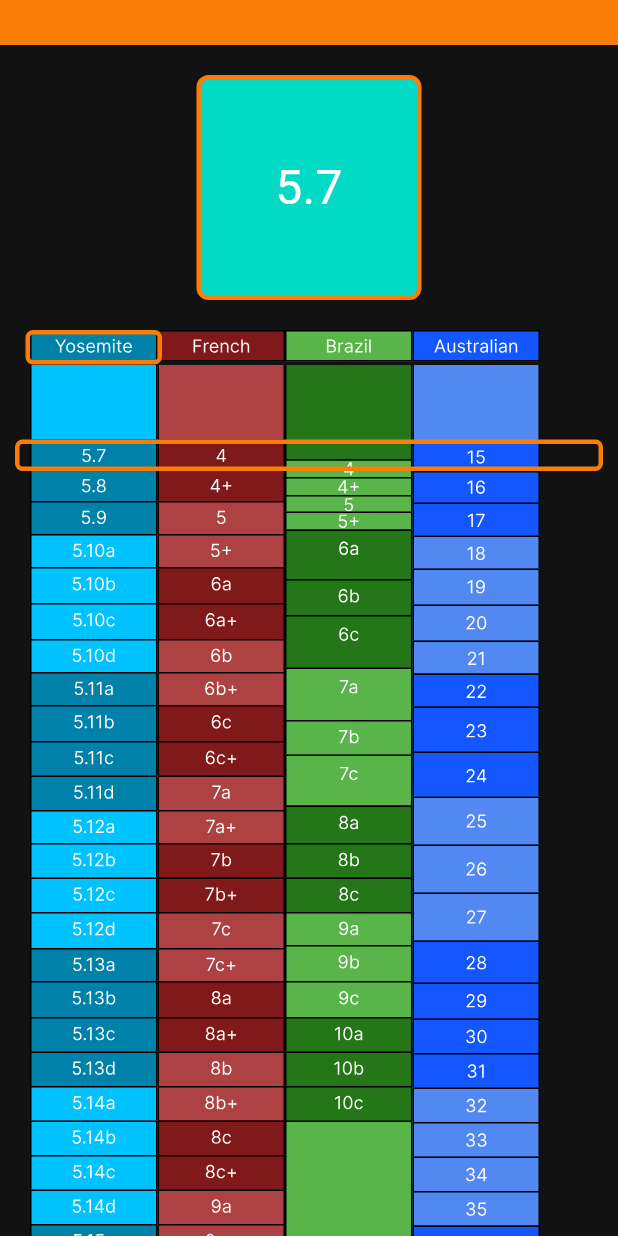
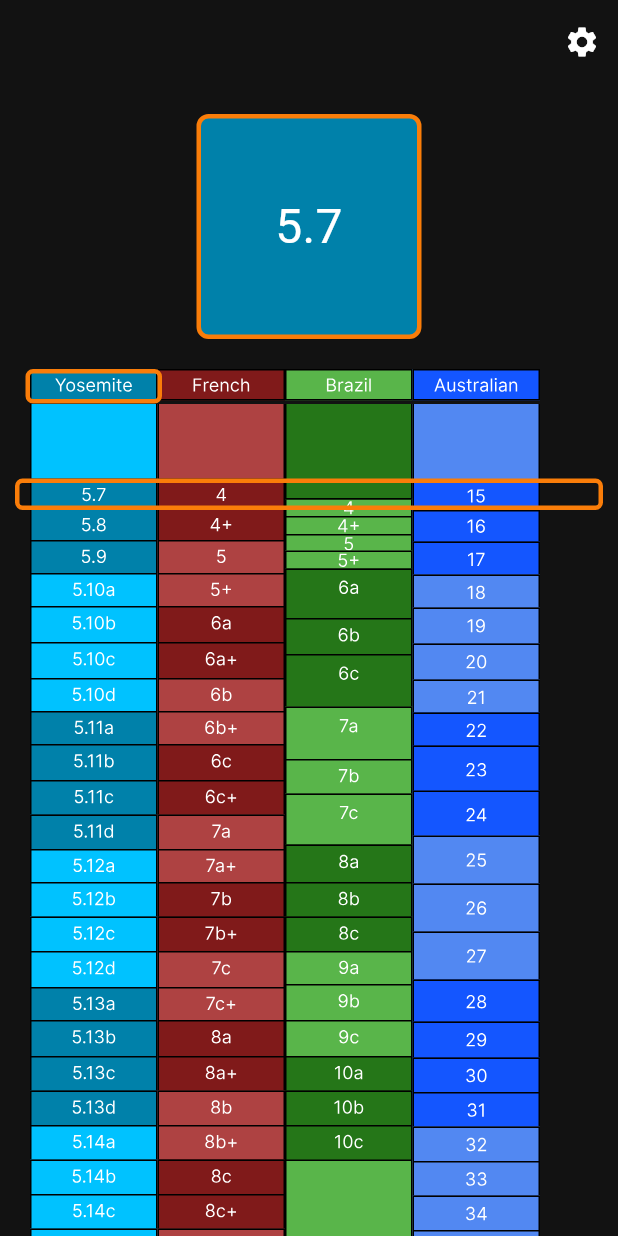
Before and after one commit to ivesklein/deGrades, a Flutter app: the screen it shows after launch, on a phone screen of 412 x 824 dp. Run offline on Flutter 3.47's test engine with Material 3 defaults, Android fonts, the phone set to English and light mode, and no system bars; our stand-ins replace flutter_svg.

Commit message:
filter menu

```diff
--- a/lib/grades/australian.dart
+++ b/lib/grades/australian.dart
@@ -65,4 +65,11 @@ class AusGrade extends Grade{
   @override
   List<Map> get scalons => _scalons;
 
+  @override
+  String name = "Australian";
+
+  @override
+  Color color = Color.fromRGBO(20, 86, 255, 1);
+
+
 }
--- a/lib/grades/brazil.dart
+++ b/lib/grades/brazil.dart
@@ -60,4 +60,10 @@ class BraGrade extends Grade{
   @override
   List<Map> get scalons => _scalons;
 
+  @override
+  String name = "Brazil";
+
+  @override
+  Color color = Color.fromRGBO(89, 181, 74, 1);
+
 }
--- a/lib/grades/french.dart
+++ b/lib/grades/french.dart
@@ -67,4 +67,10 @@ class FreGrade extends Grade{
   @override
   List<Map> get scalons => _scalons;
 
+  @override
+  String name = "French";
+
+  @override
+  Color color = Color.fromRGBO(128, 26, 26, 1);
+
 }
--- a/lib/grades/grade.dart
+++ b/lib/grades/grade.dart
@@ -9,5 +9,8 @@ abstract class Grade{
 
   Map getScalonAtY(int y);
 
+  String get name;
+
+  Color get color;
 
 }
--- a/lib/grades/norway.dart
+++ b/lib/grades/norway.dart
@@ -16,21 +16,21 @@ class NorGrade extends Grade{
 
   @override
   final List<Map> _scalons = [
-    {"h":26, "v":231, "label":"5-"},
-    {"h":26, "v":256, "label":"5"},
-    {"h":26, "v":280, "label":"5+"},
-    {"h":28, "v":305, "label":"6-"},
-    {"h":34, "v":332, "label":"6"},
-    {"h":42, "v":365, "label":"6+"},
-    {"h":38, "v":406, "label":"7-"},
-    {"h":37, "v":443, "label":"7"},
-    {"h":39, "v":479, "label":"7+"},
-    {"h":39, "v":517, "label":"8-"},
-    {"h":40, "v":555, "label":"8"},
-    {"h":38, "v":633, "label":"8+"},
-    {"h":40, "v":594, "label":"9-"},
-    {"h":39, "v":670, "label":"9"},
-    {"h":37, "v":708, "label":"9+"},
+    {"h":26, "y":231, "label":"5-"},
+    {"h":26, "y":256, "label":"5"},
+    {"h":26, "y":280, "label":"5+"},
+    {"h":28, "y":305, "label":"6-"},
+    {"h":34, "y":332, "label":"6"},
+    {"h":42, "y":365, "label":"6+"},
+    {"h":38, "y":406, "label":"7-"},
+    {"h":37, "y":443, "label":"7"},
+    {"h":39, "y":479, "label":"7+"},
+    {"h":39, "y":517, "label":"8-"},
+    {"h":40, "y":555, "label":"8"},
+    {"h":38, "y":633, "label":"8+"},
+    {"h":40, "y":594, "label":"9-"},
+    {"h":39, "y":670, "label":"9"},
+    {"h":37, "y":708, "label":"9+"},
   ];
 
   @override
@@ -54,6 +54,10 @@ class NorGrade extends Grade{
   @override
   List<Map> get scalons => _scalons;
 
+  @override
+  String name = "Norway";
 
+  @override
+  Color color = Color.fromRGBO(80, 97, 255, 1);
 
 }
--- a/lib/grades/southafrica.dart
+++ b/lib/grades/southafrica.dart
@@ -64,6 +64,10 @@ class SAFGrade extends Grade{
   @override
   List<Map> get scalons => _scalons;
 
+  @override
+  String name = "South Africa";
 
+  @override
+  Color color = Color.fromRGBO(0, 122, 77, 1);
 
 }
--- a/lib/grades/yosemite.dart
+++ b/lib/grades/yosemite.dart
@@ -68,6 +68,10 @@ class YosGrade extends Grade{
   @override
   List<Map> get scalons => _scalons;
 
+  @override
+  String name = "Yosemite";
 
+  @override
+  Color color = Color.fromRGBO(0, 129, 170, 1);
 
 }
--- a/lib/home.dart
+++ b/lib/home.dart
@@ -3,6 +3,8 @@ import 'package:degrades/grades/australian.dart';
 import 'package:degrades/grades/brazil.dart';
 import 'package:degrades/grades/french.dart';
 import 'package:degrades/grades/grade.dart';
+import 'package:degrades/grades/norway.dart';
+import 'package:degrades/grades/southafrica.dart';
 import 'package:degrades/grades/yosemite.dart';
 import 'package:flutter/material.dart';
 import 'package:flutter_svg/flutter_svg.dart';
@@ -20,6 +22,15 @@ class _HomeState extends State<Home> {
 
   final offsetFirst = 40;
 
+  List<Grade> allGrades = [
+    YosGrade(),
+    FreGrade(),
+    BraGrade(),
+    AusGrade(),
+    NorGrade(),
+    SAFGrade(),
+  ];
+
   List<Grade> grades = [
     YosGrade(),
     FreGrade(),
@@ -36,6 +47,13 @@ class _HomeState extends State<Home> {
 
   @override
   void initState() {
+
+    grades = [
+      allGrades[0],
+      allGrades[1],
+      allGrades[2],
+      allGrades[3],
+    ];
 
     scalon = grades[selectedScale].scalons.first;
     super.initState();
@@ -81,19 +99,59 @@ class _HomeState extends State<Home> {
     centerScroll();
   }
 
+  void toggleGrade(bool show, Grade grade){
+    if(show){
+      if(grades.length<4){
+        grades.add(grade);
+      }
+    }else{
+      if(grades.length>1){
+        grades.removeWhere((e) => e==grade);
+      }
+    }
+    setState(() {});
+
+  }
 
   @override
   Widget build(BuildContext context) {
 
     return Scaffold(
+      appBar: AppBar(actions: [
+
+      MenuAnchor(
+        builder: (BuildContext context, MenuController controller, Widget? child) {
+            return IconButton(
+              onPressed: () {
+                if (controller.isOpen) {
+                  controller.close();
+                } else {
+                  controller.open();
+                }
+              },
+              icon: const Icon(Icons.settings),
+              tooltip: 'Show menu',
+            );
+          },
+          menuChildren: allGrades.map((e) => MenuItemButton(child: Row(
+            children: [
+              Checkbox(
+                tristate: true,
+                value:  grades.contains(e),
+                onChanged: (bool? value) {
+                  print(value);
+                  toggleGrade(value??false, e);
+                },
+
+              ),
+              Text(e.name),
+            ],
+          ),)).toList(),
+        ),
+      ]),
       body: SafeArea(
         child: Column(
           children: [
-            Container(
-              color: Theme.of(context).colorScheme.primary,
-              width: double.infinity,
-              height: 30,
-            ),
             Padding(
               padding: const EdgeInsets.all(20.0),
               child: Container(
@@ -104,7 +162,7 @@ class _HomeState extends State<Home> {
                 child: Text(scalon["label"], style: TextStyle(fontSize: 32), textAlign: TextAlign.center,),
 
                 decoration: BoxDecoration(
-                  color: Theme.of(context).colorScheme.secondary,
+                  color: grades[selectedScale].color,
                   border: Border.all(
                     color: Theme.of(context).colorScheme.primary,
                     width: 3
```
